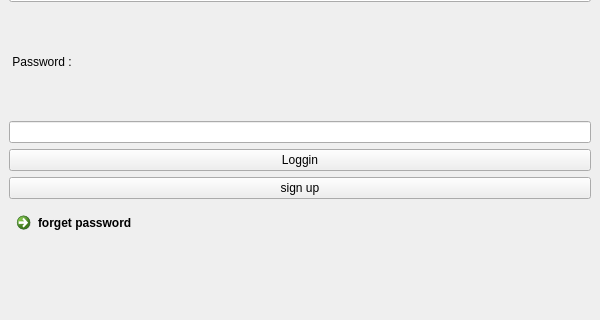
Before: the Qt Designer form ui/login.ui in PooyaFekri/LinkedIn, drawn with Qt 5; both pictures show x 0 to 600 and y 143 to 463 of the 600 by 600 pixel window.
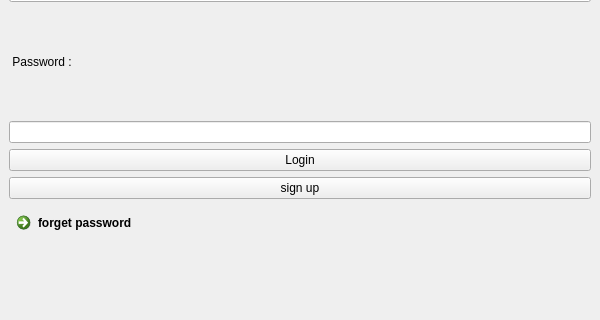
After: the same form once the commit is applied.

Patch:
```diff
--- a/ui/login.ui
+++ b/ui/login.ui
@@ -55,7 +55,7 @@
       <item>
        <widget class="QPushButton" name="pushButton">
         <property name="text">
-         <string>Loggin</string>
+         <string>Login</string>
         </property>
        </widget>
       </item>
```
Left out of the diff: 10 changed lines with no effect on the pictures.
